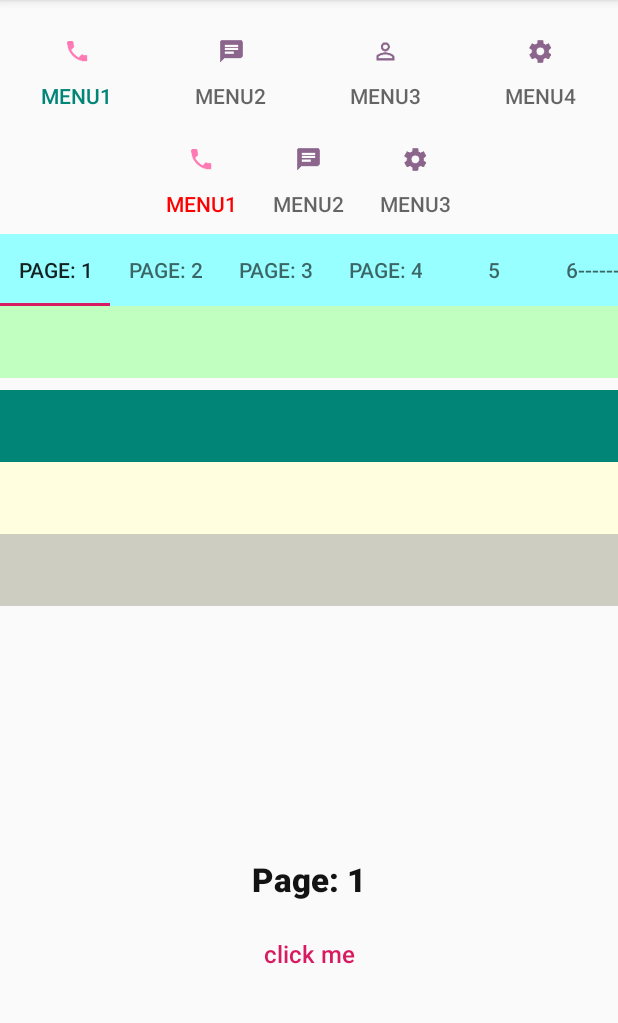
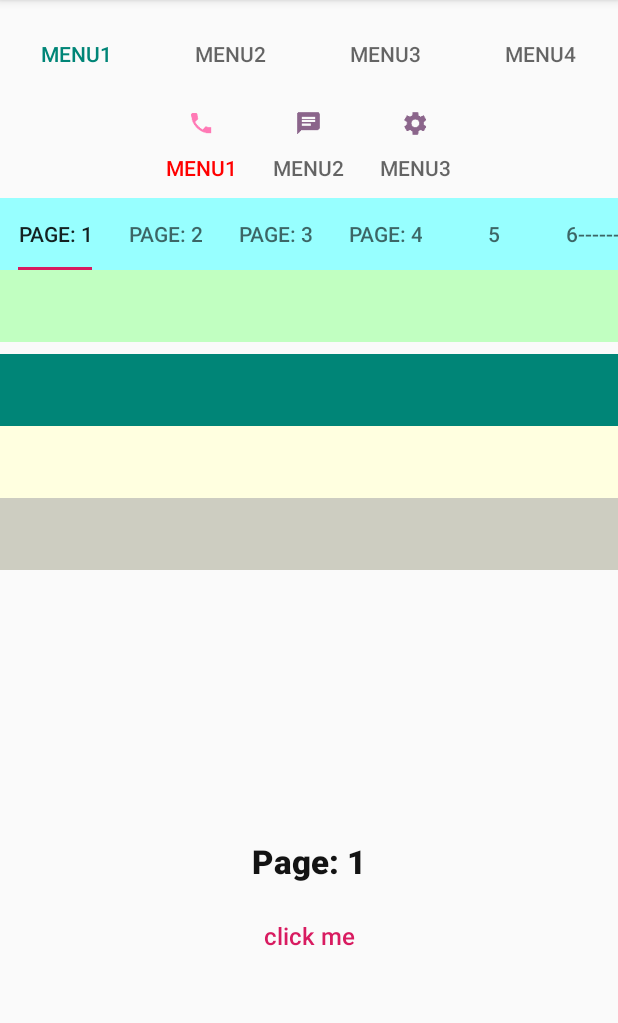
Before and after one commit to gerenvip/tablayout, an Android app: the SampleTabLayout screen opened directly, with no data from a screen before it, on a phone screen of 412 x 824 dp, the part 84-1107 px from its top. Run offline under Robolectric (Android 15) with nearby library versions, the phone set to English and light mode, and no system bars.

Commit message:
add attr minIndicatorWidth

```diff
--- a/samples/src/main/java/com/gerenvip/ui/samples/SampleTabLayout.kt
+++ b/samples/src/main/java/com/gerenvip/ui/samples/SampleTabLayout.kt
@@ -21,8 +21,8 @@ class SampleTabLayout : AppCompatActivity() {
 
         mAdapter = TestAdapter(supportFragmentManager)
         view_pager.adapter = mAdapter
-        configTab1()
-        configTab2()
+//        configTab1()
+//        configTab2()
         configTab3()
 //        configTab4()
 //        configTab5()
--- a/samples/src/main/res/layout/activity_sample_tablayout.xml
+++ b/samples/src/main/res/layout/activity_sample_tablayout.xml
@@ -85,7 +85,9 @@
         app:layout_constraintRight_toRightOf="parent"
         app:layout_constraintTop_toBottomOf="@+id/tab_layout_2"
         app:tabContentStart="0dp"
-        app:tabMode="scrollable" />
+        app:tabIndicatorFullWidth="false"
+        app:minIndicatorWidth="16dp"
+        app:tabMode="auto" />
 
     <com.google.android.material.tabs.TabLayout2
         android:id="@+id/tab_layout_4"
--- a/tablayout/src/main/java/com/google/android/material/tabs/TabLayout2.java
+++ b/tablayout/src/main/java/com/google/android/material/tabs/TabLayout2.java
@@ -455,6 +455,7 @@ public class TabLayout2 extends HorizontalScrollView {
   boolean inlineLabel;
   boolean tabIndicatorFullWidth;
   boolean unboundedRipple;
+  int minIndicatorWidth;
 
   private final ArrayList<OnTabSelectedListener> selectedListeners = new ArrayList<>();
   @Nullable
@@ -516,28 +517,28 @@ public class TabLayout2 extends HorizontalScrollView {
     }
 
     slidingTabIndicator.setSelectedIndicatorHeight(
-            a.getDimensionPixelSize(R.styleable.TabLayout_tabIndicatorHeight, -1));
+            a.getDimensionPixelSize(com.google.android.material.R.styleable.TabLayout_tabIndicatorHeight, -1));
     slidingTabIndicator.setSelectedIndicatorColor(
-            a.getColor(R.styleable.TabLayout_tabIndicatorColor, 0));
+            a.getColor(com.google.android.material.R.styleable.TabLayout_tabIndicatorColor, 0));
     setSelectedTabIndicator(
-            MaterialResources.getDrawable(context, a, R.styleable.TabLayout_tabIndicator));
+            MaterialResources.getDrawable(context, a, com.google.android.material.R.styleable.TabLayout_tabIndicator));
     setSelectedTabIndicatorGravity(
-            a.getInt(R.styleable.TabLayout_tabIndicatorGravity, INDICATOR_GRAVITY_BOTTOM));
-    setTabIndicatorFullWidth(a.getBoolean(R.styleable.TabLayout_tabIndicatorFullWidth, true));
+            a.getInt(com.google.android.material.R.styleable.TabLayout_tabIndicatorGravity, INDICATOR_GRAVITY_BOTTOM));
+    setTabIndicatorFullWidth(a.getBoolean(com.google.android.material.R.styleable.TabLayout_tabIndicatorFullWidth, true));
 
     tabPaddingStart =
             tabPaddingTop =
                     tabPaddingEnd =
-                            tabPaddingBottom = a.getDimensionPixelSize(R.styleable.TabLayout_tabPadding, 0);
+                            tabPaddingBottom = a.getDimensionPixelSize(com.google.android.material.R.styleable.TabLayout_tabPadding, 0);
     tabPaddingStart =
-            a.getDimensionPixelSize(R.styleable.TabLayout_tabPaddingStart, tabPaddingStart);
-    tabPaddingTop = a.getDimensionPixelSize(R.styleable.TabLayout_tabPaddingTop, tabPaddingTop);
-    tabPaddingEnd = a.getDimensionPixelSize(R.styleable.TabLayout_tabPaddingEnd, tabPaddingEnd);
+            a.getDimensionPixelSize(com.google.android.material.R.styleable.TabLayout_tabPaddingStart, tabPaddingStart);
+    tabPaddingTop = a.getDimensionPixelSize(com.google.android.material.R.styleable.TabLayout_tabPaddingTop, tabPaddingTop);
+    tabPaddingEnd = a.getDimensionPixelSize(com.google.android.material.R.styleable.TabLayout_tabPaddingEnd, tabPaddingEnd);
     tabPaddingBottom =
-            a.getDimensionPixelSize(R.styleable.TabLayout_tabPaddingBottom, tabPaddingBottom);
+            a.getDimensionPixelSize(com.google.android.material.R.styleable.TabLayout_tabPaddingBottom, tabPaddingBottom);
 
     tabTextAppearance =
-            a.getResourceId(R.styleable.TabLayout_tabTextAppearance, R.style.TextAppearance_Design_Tab2);
+            a.getResourceId(com.google.android.material.R.styleable.TabLayout_tabTextAppearance, R.style.TextAppearance_Design_Tab2);
 
     // Text colors/sizes come from the text appearance first
     @SuppressLint("CustomViewStyleable") final TypedArray ta =
@@ -556,42 +557,46 @@ public class TabLayout2 extends HorizontalScrollView {
       ta.recycle();
     }
 
-    if (a.hasValue(R.styleable.TabLayout_tabTextColor)) {
+    if (a.hasValue(com.google.android.material.R.styleable.TabLayout_tabTextColor)) {
       // If we have an explicit text color set, use it instead
       tabTextColors =
-              MaterialResources.getColorStateList(context, a, R.styleable.TabLayout_tabTextColor);
-    }
-
-    if (a.hasValue(R.styleable.TabLayout_tabSelectedTextColor)) {
+              MaterialResources.getColorStateList(context, a, com.google.android.material.R.styleable.TabLayout_tabTextColor);
+    }
+
+    if (a.hasValue(com.google.android.material.R.styleable.TabLayout_tabSelectedTextColor)) {
       // We have an explicit selected text color set, so we need to make merge it with the
       // current colors. This is exposed so that developers can use theme attributes to set
       // this (theme attrs in ColorStateLists are Lollipop+)
-      final int selected = a.getColor(R.styleable.TabLayout_tabSelectedTextColor, 0);
+      final int selected = a.getColor(com.google.android.material.R.styleable.TabLayout_tabSelectedTextColor, 0);
       tabTextColors = createColorStateList(tabTextColors.getDefaultColor(), selected);
     }
 
     tabIconTint =
-            MaterialResources.getColorStateList(context, a, R.styleable.TabLayout_tabIconTint);
+            MaterialResources.getColorStateList(context, a, com.google.android.material.R.styleable.TabLayout_tabIconTint);
     tabIconTintMode =
-            ViewUtils.parseTintMode(a.getInt(R.styleable.TabLayout_tabIconTintMode, -1), null);
+            ViewUtils.parseTintMode(a.getInt(com.google.android.material.R.styleable.TabLayout_tabIconTintMode, -1), null);
 
     tabRippleColorStateList =
-            MaterialResources.getColorStateList(context, a, R.styleable.TabLayout_tabRippleColor);
+            MaterialResources.getColorStateList(context, a, com.google.android.material.R.styleable.TabLayout_tabRippleColor);
 
     tabIndicatorAnimationDuration =
-            a.getInt(R.styleable.TabLayout_tabIndicatorAnimationDuration, ANIMATION_DURATION);
+            a.getInt(com.google.android.material.R.styleable.TabLayout_tabIndicatorAnimationDuration, ANIMATION_DURATION);
 
     requestedTabMinWidth =
-            a.getDimensionPixelSize(R.styleable.TabLayout_tabMinWidth, INVALID_WIDTH);
+            a.getDimensionPixelSize(com.google.android.material.R.styleable.TabLayout_tabMinWidth, INVALID_WIDTH);
     requestedTabMaxWidth =
-            a.getDimensionPixelSize(R.styleable.TabLayout_tabMaxWidth, INVALID_WIDTH);
-    tabBackgroundResId = a.getResourceId(R.styleable.TabLayout_tabBackground, 0);
-    contentInsetStart = a.getDimensionPixelSize(R.styleable.TabLayout_tabContentStart, 0);
+            a.getDimensionPixelSize(com.google.android.material.R.styleable.TabLayout_tabMaxWidth, INVALID_WIDTH);
+    tabBackgroundResId = a.getResourceId(com.google.android.material.R.styleable.TabLayout_tabBackground, 0);
+    contentInsetStart = a.getDimensionPixelSize(com.google.android.material.R.styleable.TabLayout_tabContentStart, 0);
     // noinspection WrongConstant
-    mode = a.getInt(R.styleable.TabLayout_tabMode, MODE_FIXED);
-    tabGravity = a.getInt(R.styleable.TabLayout_tabGravity, GRAVITY_FILL);
-    inlineLabel = a.getBoolean(R.styleable.TabLayout_tabInlineLabel, false);
-    unboundedRipple = a.getBoolean(R.styleable.TabLayout_tabUnboundedRipple, false);
+    mode = a.getInt(com.google.android.material.R.styleable.TabLayout_tabMode, MODE_FIXED);
+    tabGravity = a.getInt(com.google.android.material.R.styleable.TabLayout_tabGravity, GRAVITY_FILL);
+    inlineLabel = a.getBoolean(com.google.android.material.R.styleable.TabLayout_tabInlineLabel, false);
+    unboundedRipple = a.getBoolean(com.google.android.material.R.styleable.TabLayout_tabUnboundedRipple, false);
+
+    // tablayout2 define
+    minIndicatorWidth = a.getDimensionPixelSize(R.styleable.TabLayout_minIndicatorWidth, (int) ViewUtils.dpToPx(getContext(), MIN_INDICATOR_WIDTH));
+
     a.recycle();
 
     // TODO add attr for these
@@ -601,6 +606,22 @@ public class TabLayout2 extends HorizontalScrollView {
 
     // Now apply the tab mode and gravity
     applyModeAndGravity();
+  }
+
+  /**
+   * set minIndicatorWidth
+   *
+   * @param minIndicatorWidth px unit
+   */
+  public void setMinIndicatorWidth(int minIndicatorWidth) {
+    this.minIndicatorWidth = minIndicatorWidth;
+  }
+
+  /**
+   * get minIndicatorWidth
+   */
+  public int getMinIndicatorWidth() {
+    return minIndicatorWidth;
   }
 
   /**
@@ -3156,7 +3177,7 @@ public class TabLayout2 extends HorizontalScrollView {
     private void calculateTabViewContentBounds(
             @NonNull TabView tabView, @NonNull RectF contentBounds) {
       int tabViewContentWidth = tabView.getContentWidth();
-      @SuppressLint("RestrictedApi") int minIndicatorWidth = (int) ViewUtils.dpToPx(getContext(), MIN_INDICATOR_WIDTH);
+      @SuppressLint("RestrictedApi") int minIndicatorWidth = TabLayout2.this.minIndicatorWidth;
 
       if (tabViewContentWidth < minIndicatorWidth) {
         tabViewContentWidth = minIndicatorWidth;
--- a/tablayout/src/main/res/values/attrs.xml
+++ b/tablayout/src/main/res/values/attrs.xml
@@ -1,6 +1,11 @@
 <?xml version="1.0" encoding="utf-8"?>
 <resources>
 
+    <declare-styleable name="TabLayout">
+        <!--当 tabIndicatorFullWidth 为 false，即 指示器的宽度由内容的宽度来决定 时
+        定义最小的指示器宽度，默认是 24dp -->
+        <attr format="dimension" name="minIndicatorWidth" />
+    </declare-styleable>
 
 
 
```
